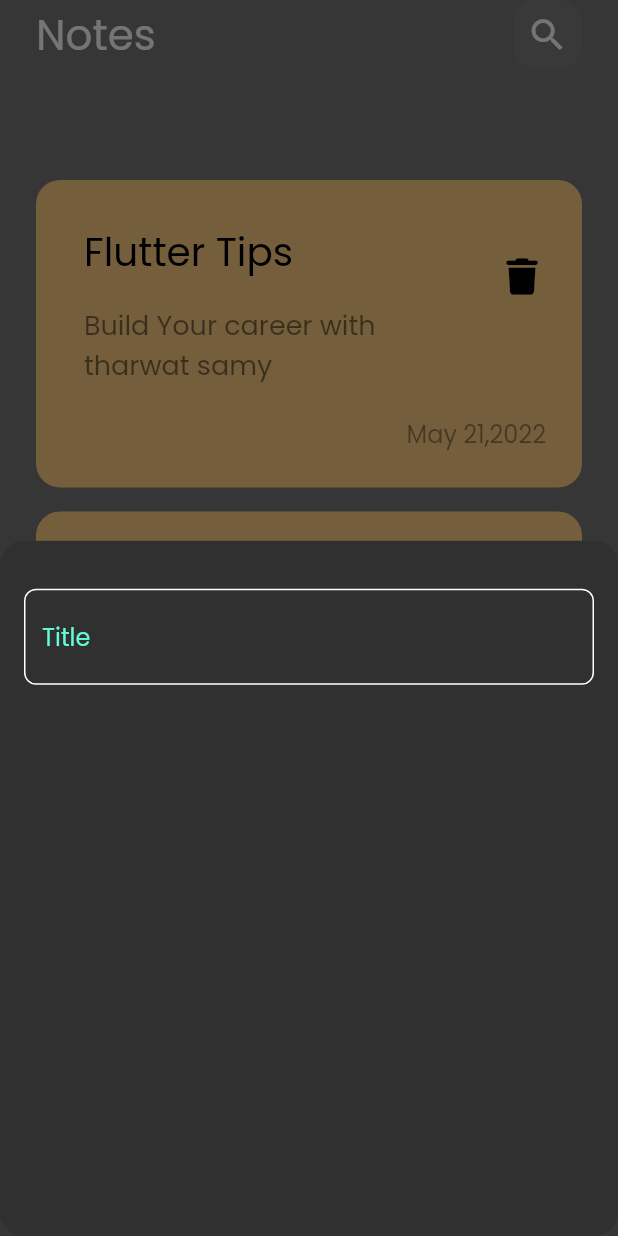
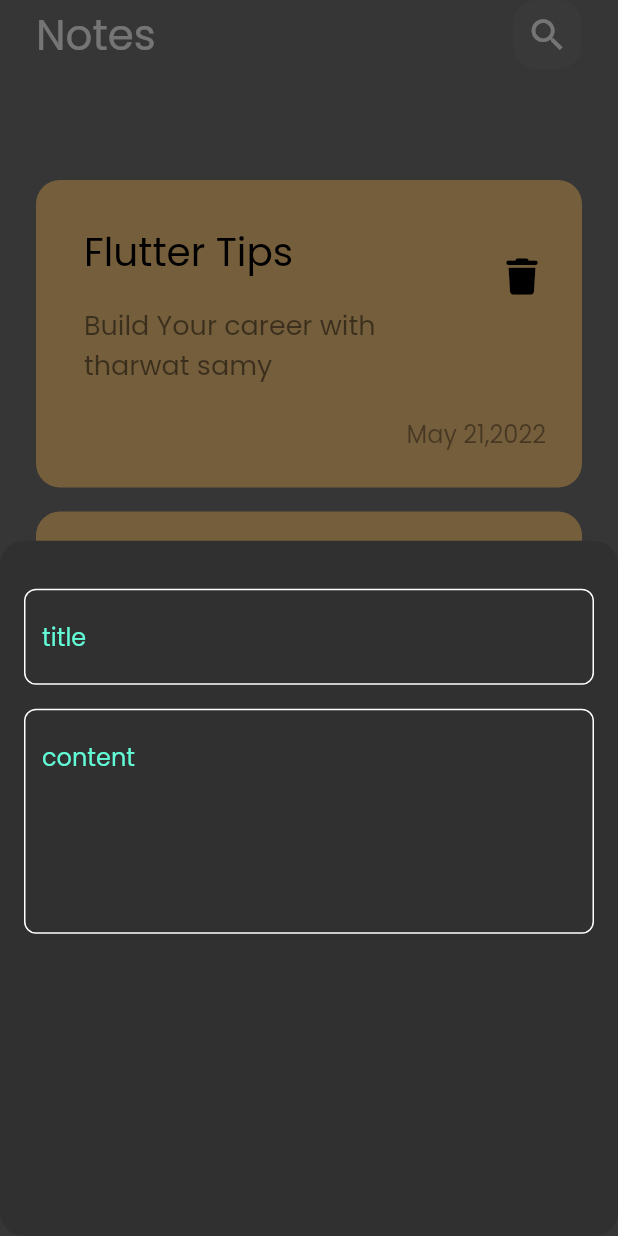
Before and after one commit to hebamahdy/notes_app, a Flutter app: the screen it shows after launch, after a tap on the "add" icon, on a phone screen of 412 x 824 dp. Run offline on Flutter 3.47's test engine with Material 2 defaults, Android fonts, the phone set to English and light mode, and no system bars; our stand-ins replace font_awesome_flutter.

Commit message:
add fields to notes bottom sheet

```diff
--- a/lib/widgets/add_note_bottom_sheet.dart
+++ b/lib/widgets/add_note_bottom_sheet.dart
@@ -6,12 +6,22 @@ class AddNoteBottomSheet extends StatelessWidget {
 
   @override
   Widget build(BuildContext context) {
-    return Padding(
+    return const Padding(
       padding: EdgeInsets.symmetric(horizontal: 16),
       child: Column(
         children: [
           SizedBox(height: 32,),
-          CustomTextField()
+
+          CustomTextField(hint: 'title'),
+
+          SizedBox(height: 16,),
+
+          CustomTextField(hint: 'content',
+          maxLines: 5,
+          ),
+
+
+
         ],
 
       ),
--- a/lib/widgets/custom_text_field.dart
+++ b/lib/widgets/custom_text_field.dart
@@ -2,14 +2,20 @@ import 'package:flutter/material.dart';
 import 'package:notes/constants.dart';
 
 class CustomTextField extends StatelessWidget {
-  const CustomTextField({super.key});
+  const CustomTextField({super.key, required this.hint,  this.maxLines=1});
+
+  final String hint;
+  final int maxLines;
+
 
   @override
   Widget build(BuildContext context) {
     return TextField(
       cursorColor: KPrimaryColor,
+      maxLines: maxLines,
       decoration: InputDecoration(
-        hintText: 'Title',
+        hintText: hint,
+
         hintStyle: const TextStyle(
           color: KPrimaryColor
         ),
```
